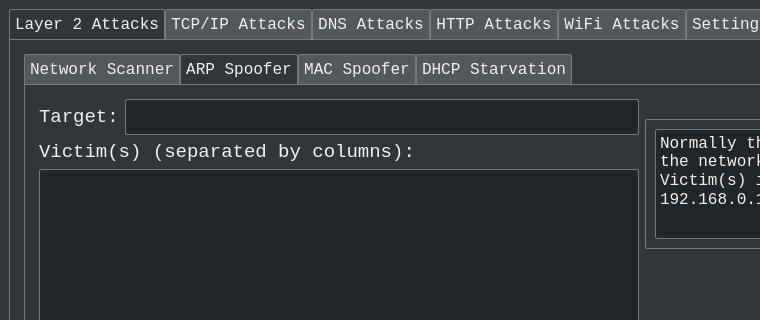
This is new_gui.ui in XingSc29/NS-Toolbox as Qt 5 draws it before an edit; both pictures show x 0 to 760 and y 0 to 320 of the 1262 by 881 pixel window. The edited form follows.
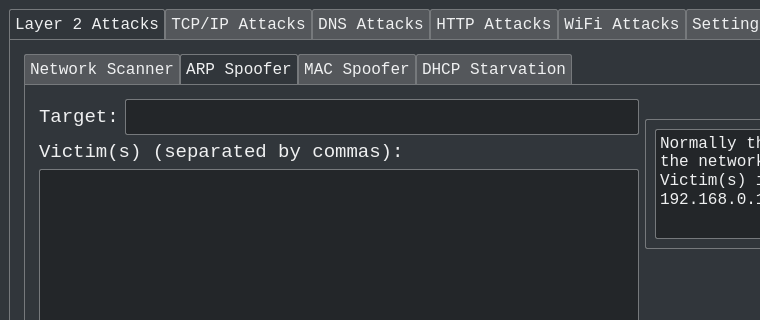
This is the edited form. The open tabs and pages were chosen to show the change.

```diff
--- a/new_gui.ui
+++ b/new_gui.ui
@@ -1207,7 +1207,7 @@
                        </font>
                       </property>
                       <property name="text">
-                       <string>Victim(s) (separated by columns):</string>
+                       <string>Victim(s) (separated by commas):</string>
                       </property>
                      </widget>
                     </item>
```
Left out of the diff: 8 changed lines with no effect on the pictures.
